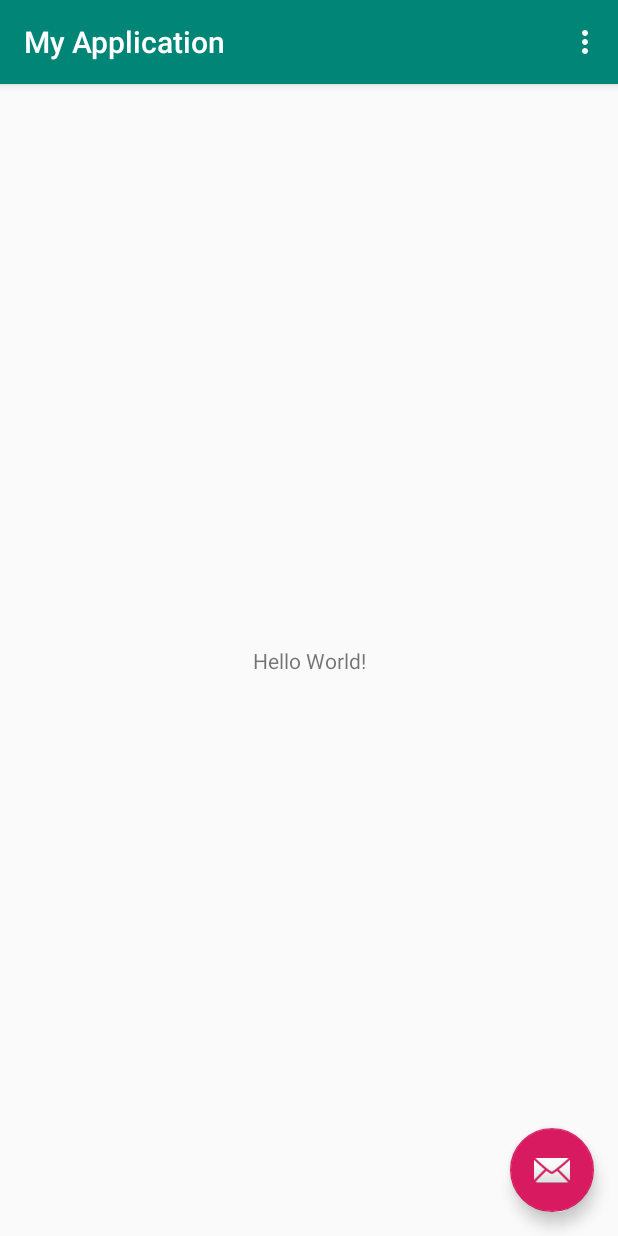
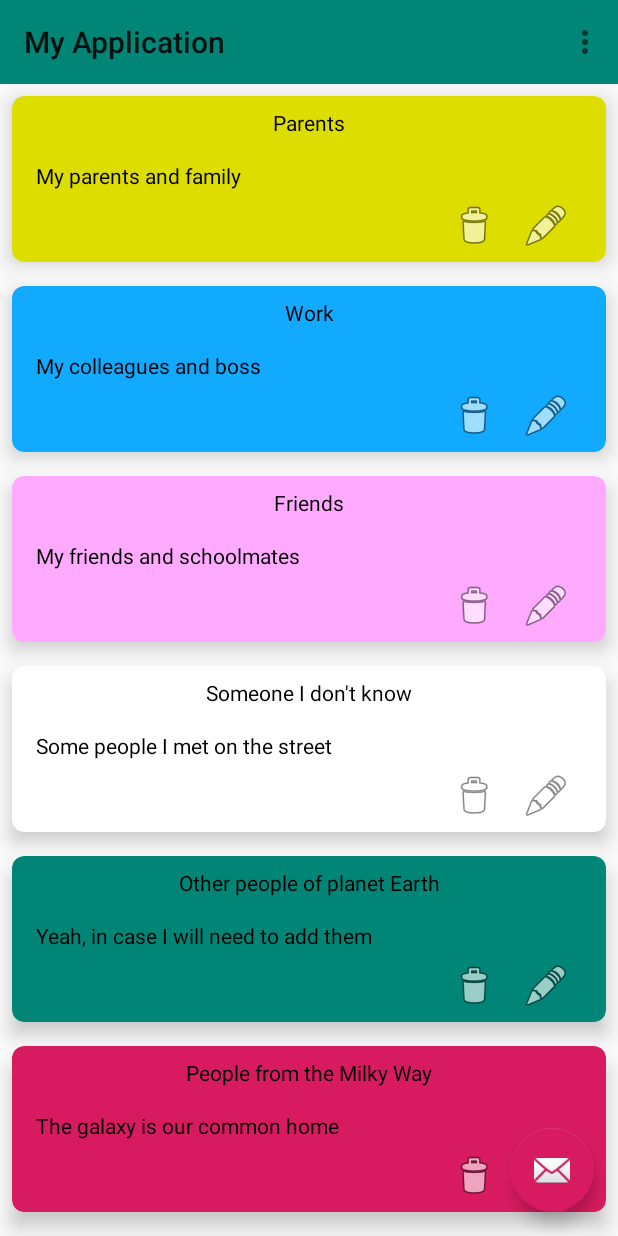
Before and after one commit to dragon313/ContactBook, an Android app: the screen it shows after launch (MainActivity), on a phone screen of 412 x 824 dp. Run offline under Robolectric (Android 15) with nearby library versions, the phone set to English and light mode, and no system bars.

Commit message:
Реализовал отрисовку групп контактов.

```diff
--- /dev/null
+++ b/app/src/main/java/ru/vavtech/myapplication/ContactGroupsAdapter.kt
@@ -0,0 +1,40 @@
+package ru.vavtech.myapplication
+
+import android.content.Context
+import android.view.LayoutInflater
+import android.view.View
+import android.view.ViewGroup
+import androidx.recyclerview.widget.RecyclerView
+import kotlinx.android.synthetic.main.contact_group_card.view.*
+import ru.vavtech.myapplication.db.ContactGroup
+import java.util.*
+
+class ContactGroupsAdapter(val items: ArrayList<ContactGroup>, val context: Context) :
+    RecyclerView.Adapter<GroupsViewHolder>() {
+
+    override fun onCreateViewHolder(parent: ViewGroup, viewType: Int): GroupsViewHolder {
+        return GroupsViewHolder(
+            LayoutInflater.from(context)
+                .inflate(R.layout.contact_group_card, parent, false)
+        )
+    }
+
+    override fun onBindViewHolder(holder: GroupsViewHolder, position: Int) {
+        holder.titleTxt?.text = items[position].name
+        holder.descriptionTxt?.text = items[position].description
+        holder.card.setCardBackgroundColor(context.resources.getColor(items[position].color))
+    }
+
+    // Gets the number of animals in the list
+    override fun getItemCount(): Int {
+        return items.size
+    }
+
+}
+
+class GroupsViewHolder(view: View) : RecyclerView.ViewHolder(view) {
+    // Holds the TextView that will add each animal to
+    val titleTxt = view.titleTxt
+    val descriptionTxt = view.descriptionTxt
+    val card = view.card
+}
--- a/app/src/main/java/ru/vavtech/myapplication/ContactGroupsFragment.kt
+++ b/app/src/main/java/ru/vavtech/myapplication/ContactGroupsFragment.kt
@@ -6,6 +6,8 @@ import android.view.View
 import android.view.ViewGroup
 import androidx.fragment.app.Fragment
 import androidx.lifecycle.ViewModelProviders
+import androidx.recyclerview.widget.LinearLayoutManager
+import kotlinx.android.synthetic.main.contact_groups_fragment.*
 
 class ContactGroupsFragment : Fragment() {
 
@@ -22,5 +24,9 @@ class ContactGroupsFragment : Fragment() {
     override fun onActivityCreated(savedInstanceState: Bundle?) {
         super.onActivityCreated(savedInstanceState)
         viewModel = ViewModelProviders.of(this).get(ContactGroupsViewModel::class.java)
+        recycler.layoutManager = LinearLayoutManager(context)
+        val items = viewModel.getContactGroups()
+        recycler.adapter = ContactGroupsAdapter(items, context!!)
+
     }
 }
--- a/app/src/main/java/ru/vavtech/myapplication/ContactGroupsViewModel.kt
+++ b/app/src/main/java/ru/vavtech/myapplication/ContactGroupsViewModel.kt
@@ -1,7 +1,19 @@
 package ru.vavtech.myapplication
 
 import androidx.lifecycle.ViewModel
+import ru.vavtech.myapplication.db.ContactGroup
 
 class ContactGroupsViewModel: ViewModel() {
 
+    fun getContactGroups(): ArrayList<ContactGroup> {
+        return arrayListOf(
+            ContactGroup("Parents", "My parents and family", R.color.yellow),
+            ContactGroup("Work", "My colleagues and boss", R.color.blue),
+            ContactGroup("Friends", "My friends and schoolmates", R.color.pink),
+            ContactGroup("Someone I don't know", "Some people I met on the street", R.color.white),
+            ContactGroup("Other people of planet Earth", "Yeah, in case I will need to add them", R.color.colorPrimary),
+            ContactGroup("People from the Milky Way", "The galaxy is our common home", R.color.colorAccent)
+        )
+    }
+
 }
--- /dev/null
+++ b/app/src/main/java/ru/vavtech/myapplication/db/ContactGroup.kt
@@ -0,0 +1,11 @@
+package ru.vavtech.myapplication.db
+
+import ru.vavtech.myapplication.R
+
+class ContactGroup(
+    var name: String,
+    var description: String?,
+    var color: Int = R.color.colorPrimary
+) {
+
+}
--- a/app/src/main/res/layout/activity_main.xml
+++ b/app/src/main/res/layout/activity_main.xml
@@ -1,5 +1,5 @@
 <?xml version="1.0" encoding="utf-8"?>
-<androidx.coordinatorlayout.widget.CoordinatorLayout
+<androidx.constraintlayout.widget.ConstraintLayout
         xmlns:android="http://schemas.android.com/apk/res/android"
         xmlns:app="http://schemas.android.com/apk/res-auto"
         xmlns:tools="http://schemas.android.com/tools"
@@ -7,28 +7,38 @@
         android:layout_height="match_parent"
         tools:context=".MainActivity">
 
-    <com.google.android.material.appbar.AppBarLayout
-            android:layout_height="wrap_content"
+    <androidx.appcompat.widget.Toolbar
+            android:id="@+id/toolbar"
             android:layout_width="match_parent"
-            android:theme="@style/AppTheme.AppBarOverlay">
+            android:layout_height="?attr/actionBarSize"
+            android:background="?attr/colorPrimary"
+            app:layout_constraintTop_toTopOf="parent"
+            app:layout_constraintEnd_toEndOf="parent"
+            app:layout_constraintStart_toStartOf="parent"
+            app:popupTheme="@style/AppTheme.PopupOverlay"/>
 
-        <androidx.appcompat.widget.Toolbar
-                android:id="@+id/toolbar"
-                android:layout_width="match_parent"
-                android:layout_height="?attr/actionBarSize"
-                android:background="?attr/colorPrimary"
-                app:popupTheme="@style/AppTheme.PopupOverlay"/>
-
-    </com.google.android.material.appbar.AppBarLayout>
-
-    <include layout="@layout/content_main"/>
+    <include
+            layout="@layout/content_main"
+            app:layout_constraintTop_toBottomOf="@id/toolbar"
+            app:layout_constraintEnd_toEndOf="parent"
+            app:layout_constraintStart_toStartOf="parent"
+            app:layout_constraintHorizontal_bias="0.0"
+            android:layout_width="0dp"
+            android:layout_height="0dp"
+            app:layout_constraintBottom_toBottomOf="parent"
+            app:layout_constraintVertical_bias="0.0"
+    />
 
     <com.google.android.material.floatingactionbutton.FloatingActionButton
             android:id="@+id/fab"
             android:layout_width="wrap_content"
             android:layout_height="wrap_content"
-            android:layout_gravity="bottom|end"
             android:layout_margin="@dimen/fab_margin"
-            app:srcCompat="@android:drawable/ic_dialog_email"/>
+            app:srcCompat="@android:drawable/ic_dialog_email"
+            android:layout_marginBottom="16dp"
+            app:layout_constraintBottom_toBottomOf="parent"
+            android:layout_marginEnd="16dp"
+            app:layout_constraintEnd_toEndOf="parent"
+    />
 
-</androidx.coordinatorlayout.widget.CoordinatorLayout>
+</androidx.constraintlayout.widget.ConstraintLayout>
--- /dev/null
+++ b/app/src/main/res/layout/contact_group_card.xml
@@ -0,0 +1,67 @@
+<?xml version="1.0" encoding="utf-8"?>
+<androidx.cardview.widget.CardView
+        xmlns:android="http://schemas.android.com/apk/res/android"
+        xmlns:app="http://schemas.android.com/apk/res-auto"
+        android:orientation="vertical"
+        android:id="@+id/card"
+        android:layout_width="match_parent"
+        android:layout_margin="8dp"
+        app:cardCornerRadius="8dp"
+        app:cardElevation="8dp"
+        app:cardBackgroundColor="@color/colorPrimary"
+        android:layout_height="wrap_content">
+
+    <androidx.constraintlayout.widget.ConstraintLayout
+            android:layout_width="match_parent"
+            android:layout_height="match_parent">
+        <ImageView
+                android:layout_width="wrap_content"
+                app:srcCompat="@android:drawable/ic_menu_delete"
+                android:id="@+id/buttonDelete"
+                app:layout_constraintEnd_toStartOf="@+id/buttonEdit"
+                android:layout_marginEnd="16dp"
+                android:layout_marginBottom="8dp"
+                app:layout_constraintBottom_toBottomOf="parent"
+                android:layout_height="wrap_content"/>
+
+        <ImageView
+                android:layout_width="wrap_content"
+                android:layout_height="wrap_content"
+                app:srcCompat="@android:drawable/ic_menu_edit"
+                android:id="@+id/buttonEdit"
+                app:layout_constraintEnd_toEndOf="parent"
+                android:layout_marginEnd="24dp"
+                android:layout_marginTop="8dp"
+                app:layout_constraintTop_toBottomOf="@+id/descriptionTxt"
+                android:layout_marginBottom="8dp"
+                app:layout_constraintBottom_toBottomOf="parent"/>
+
+        <TextView
+                android:text="TextView"
+                android:layout_width="wrap_content"
+                android:layout_height="wrap_content"
+                android:id="@+id/titleTxt"
+                android:textColor="@color/black"
+                app:layout_constraintEnd_toEndOf="parent"
+                android:layout_marginEnd="8dp"
+                app:layout_constraintStart_toStartOf="parent"
+                android:layout_marginStart="8dp"
+                android:layout_marginTop="8dp"
+                app:layout_constraintTop_toTopOf="parent"/>
+
+        <TextView
+                android:text="Lorem ipsum dolor sit amet, consectetur adipiscing elit, sed do eiusmod tempor incididunt"
+                android:layout_width="0dp"
+                android:layout_height="wrap_content"
+                android:textColor="@color/black"
+                android:id="@+id/descriptionTxt"
+                android:layout_marginTop="16dp"
+                app:layout_constraintTop_toBottomOf="@+id/titleTxt"
+                app:layout_constraintEnd_toEndOf="parent"
+                app:layout_constraintStart_toStartOf="parent"
+                android:layout_marginStart="16dp"
+                android:layout_marginEnd="16dp"/>
+
+    </androidx.constraintlayout.widget.ConstraintLayout>
+
+</androidx.cardview.widget.CardView>
--- a/app/src/main/res/layout/contact_groups_fragment.xml
+++ b/app/src/main/res/layout/contact_groups_fragment.xml
@@ -1,7 +1,15 @@
 <?xml version="1.0" encoding="utf-8"?>
-<LinearLayout xmlns:android="http://schemas.android.com/apk/res/android"
-              android:orientation="vertical"
-              android:layout_width="match_parent"
-              android:layout_height="match_parent">
+<FrameLayout
+        xmlns:android="http://schemas.android.com/apk/res/android"
+        xmlns:tools="http://schemas.android.com/tools"
+        android:layout_width="match_parent"
+        android:layout_height="match_parent"
+        tools:context=".ContactGroupsFragment">
 
-</LinearLayout>
+    <androidx.recyclerview.widget.RecyclerView
+            android:id="@+id/recycler"
+            android:layout_width="match_parent"
+            android:layout_height="match_parent"
+    />
+
+</FrameLayout>
--- a/app/src/main/res/layout/content_main.xml
+++ b/app/src/main/res/layout/content_main.xml
@@ -5,17 +5,20 @@
         xmlns:app="http://schemas.android.com/apk/res-auto"
         android:layout_width="match_parent"
         android:layout_height="match_parent"
-        app:layout_behavior="@string/appbar_scrolling_view_behavior"
         tools:showIn="@layout/activity_main"
         tools:context=".MainActivity">
 
-    <TextView
-            android:layout_width="wrap_content"
-            android:layout_height="wrap_content"
-            android:text="Hello World!"
-            app:layout_constraintBottom_toBottomOf="parent"
+    <fragment
+            android:id="@+id/nav_host_fragment"
+            android:name="androidx.navigation.fragment.NavHostFragment"
+            android:layout_width="0dp"
+            android:layout_height="0dp"
             app:layout_constraintLeft_toLeftOf="parent"
             app:layout_constraintRight_toRightOf="parent"
-            app:layout_constraintTop_toTopOf="parent"/>
+            app:layout_constraintTop_toTopOf="parent"
+            app:layout_constraintBottom_toBottomOf="parent"
+
+            app:defaultNavHost="true"
+            app:navGraph="@navigation/nav_graph" />
 
 </androidx.constraintlayout.widget.ConstraintLayout>
--- /dev/null
+++ b/app/src/main/res/navigation/nav_graph.xml
@@ -0,0 +1,11 @@
+<?xml version="1.0" encoding="utf-8"?>
+<navigation xmlns:android="http://schemas.android.com/apk/res/android"
+            xmlns:app="http://schemas.android.com/apk/res-auto" xmlns:tools="http://schemas.android.com/tools"
+            android:id="@+id/nav_graph" app:startDestination="@id/contactGroupsFragment">
+    <fragment
+            android:id="@+id/contactGroupsFragment"
+            android:name="ru.vavtech.myapplication.ContactGroupsFragment"
+            android:label="Blank"
+            tools:layout="@layout/contact_groups_fragment" />
+
+</navigation>
--- a/app/src/main/res/values/colors.xml
+++ b/app/src/main/res/values/colors.xml
@@ -3,4 +3,9 @@
     <color name="colorPrimary">#008577</color>
     <color name="colorPrimaryDark">#00574B</color>
     <color name="colorAccent">#D81B60</color>
+    <color name="white">#FFFFFF</color>
+    <color name="pink">#FFAAFF</color>
+    <color name="blue">#11AAFF</color>
+    <color name="yellow">#DDDD00</color>
+    <color name="black">#000000</color>
 </resources>
```
